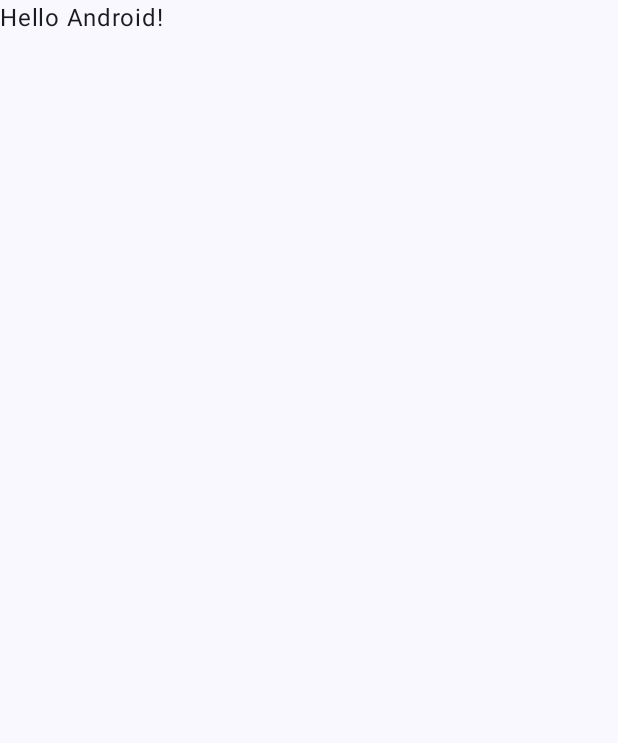
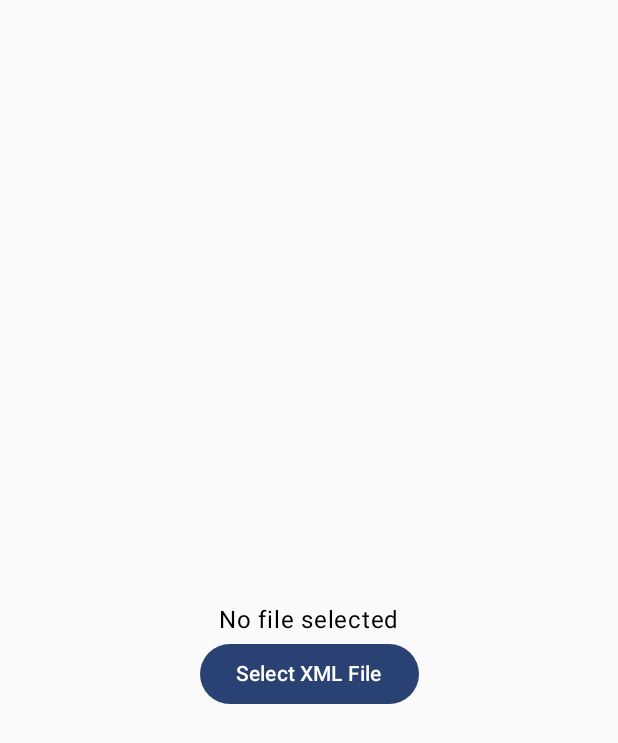
Before and after one commit to rungr4vity/bill, an Android app built with Jetpack Compose: the screen it shows after launch (MainActivity), on a phone screen of 412 x 824 dp. Before the commit the part shown is almost empty. Shown: the top 743 px of the screen. Run offline under Robolectric (Android 15) with nearby library versions, the phone set to English and light mode, and no system bars.

```diff
--- a/app/build.gradle.kts
+++ b/app/build.gradle.kts
@@ -51,6 +51,9 @@ android {
 
 dependencies {
 
+    implementation ("org.jetbrains.kotlin:kotlin-stdlib")
+    implementation ("javax.xml.parsers:jaxp-api:1.4.5")
+
     implementation(libs.androidx.core.ktx)
     implementation(libs.androidx.lifecycle.runtime.ktx)
     implementation(libs.androidx.activity.compose)
--- a/app/src/main/AndroidManifest.xml
+++ b/app/src/main/AndroidManifest.xml
@@ -1,6 +1,9 @@
 <?xml version="1.0" encoding="utf-8"?>
 <manifest xmlns:android="http://schemas.android.com/apk/res/android"
     xmlns:tools="http://schemas.android.com/tools">
+
+    <uses-permission android:name="android.permission.READ_EXTERNAL_STORAGE"/>
+    <uses-permission android:name="android.permission.INTERNET"/>
 
     <application
         android:allowBackup="true"
--- a/app/src/main/java/com/example/bill/MainActivity.kt
+++ b/app/src/main/java/com/example/bill/MainActivity.kt
@@ -12,6 +12,22 @@ import androidx.compose.runtime.Composable
 import androidx.compose.ui.Modifier
 import androidx.compose.ui.tooling.preview.Preview
 import com.example.bill.ui.theme.BillTheme
+import android.net.Uri
+
+import androidx.activity.compose.rememberLauncherForActivityResult
+import androidx.activity.result.contract.ActivityResultContracts
+import androidx.compose.foundation.layout.Arrangement
+import androidx.compose.foundation.layout.Column
+import androidx.compose.material.*
+import androidx.compose.material3.Button
+import androidx.compose.runtime.*
+import androidx.compose.ui.Alignment
+import androidx.compose.ui.platform.LocalContext
+import androidx.compose.ui.unit.dp
+import com.example.bill.reader.data.toXml
+import java.io.BufferedReader
+import java.io.InputStreamReader
+
 
 class MainActivity : ComponentActivity() {
     override fun onCreate(savedInstanceState: Bundle?) {
@@ -19,16 +35,70 @@ class MainActivity : ComponentActivity() {
         enableEdgeToEdge()
         setContent {
             BillTheme {
-                Scaffold(modifier = Modifier.fillMaxSize()) { innerPadding ->
-                    Greeting(
-                        name = "Android",
-                        modifier = Modifier.padding(innerPadding)
-                    )
-                }
+
+                FilePickerForm()
+                //Scaffold(modifier = Modifier.fillMaxSize()) {
+                    //innerPadding ->
+//                    Greeting(
+//                        name = "Android",
+//                        modifier = Modifier.padding(innerPadding)
+//                    )
+
+
+                //}
             }
         }
     }
 }
+
+
+@Composable
+fun FilePickerForm() {
+    var selectedFileName by remember { mutableStateOf("No file selected") }
+    var fileContent by remember { mutableStateOf("") }
+
+    val context = LocalContext.current
+    val filePickerLauncher = rememberLauncherForActivityResult(
+        contract = ActivityResultContracts.OpenDocument(),
+        onResult = { uri: Uri? ->
+            uri?.let {
+                context.contentResolver.openInputStream(uri)?.use { inputStream ->
+                    val reader = BufferedReader(InputStreamReader(inputStream))
+                    fileContent = reader.readText()
+                    selectedFileName = uri.path ?: "Unknown file"
+
+                    var mystring = fileContent.toString()
+                    var str = ""
+
+                    toXml.toReadXML(uri.path.toString(),mystring)
+
+                }
+            }
+        }
+    )
+
+    Column(
+        modifier = Modifier.padding(top = 50.dp).fillMaxSize(),
+        horizontalAlignment = Alignment.CenterHorizontally,
+        verticalArrangement = Arrangement.Center,
+
+    ) {
+        Text(text = selectedFileName)
+        Button(onClick = {
+            //application/xml
+            filePickerLauncher.launch(arrayOf("text/xml"))
+        }) {
+            Text("Select XML File")
+        }
+        if (fileContent.isNotEmpty()) {
+
+            Text(text = "File Content:")
+            Text(text = fileContent)
+        }
+    }
+}
+
+
 
 @Composable
 fun Greeting(name: String, modifier: Modifier = Modifier) {
```
Also changed, not shown: app/src/main/java/com/example/bill/playgrounds/example.xml (added, +11 -0 lines), app/src/main/java/com/example/bill/playgrounds/general.kt (added, +40 -0 lines), app/src/main/java/com/example/bill/reader/data/toXml.kt (added, +53 -0 lines).
